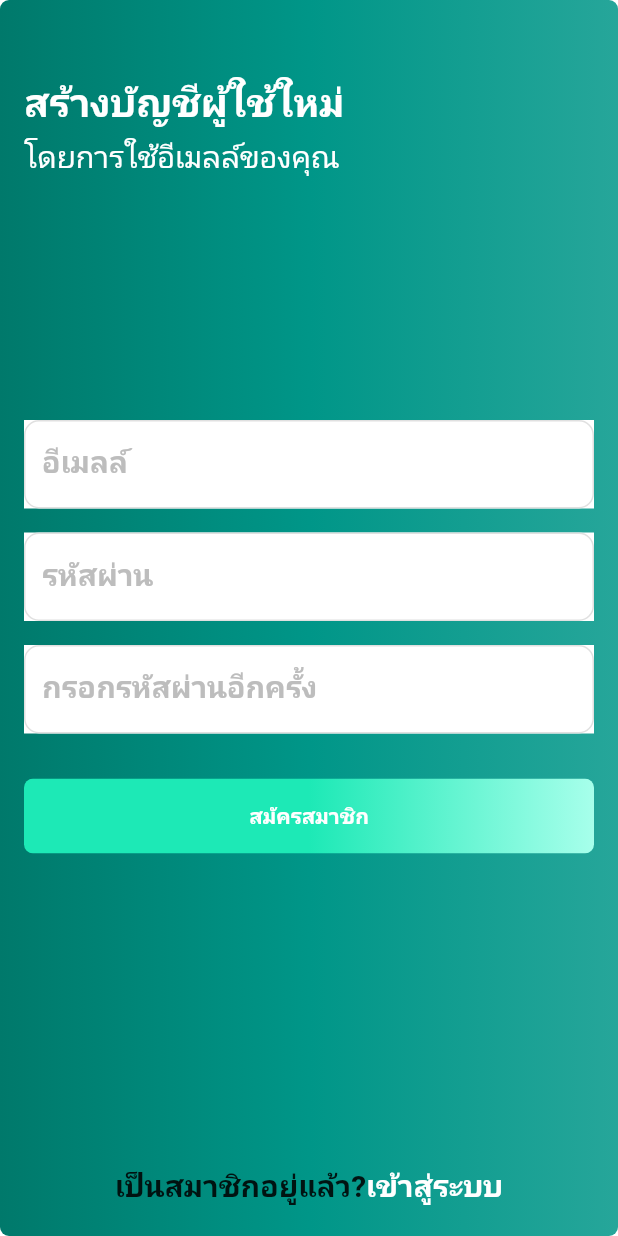
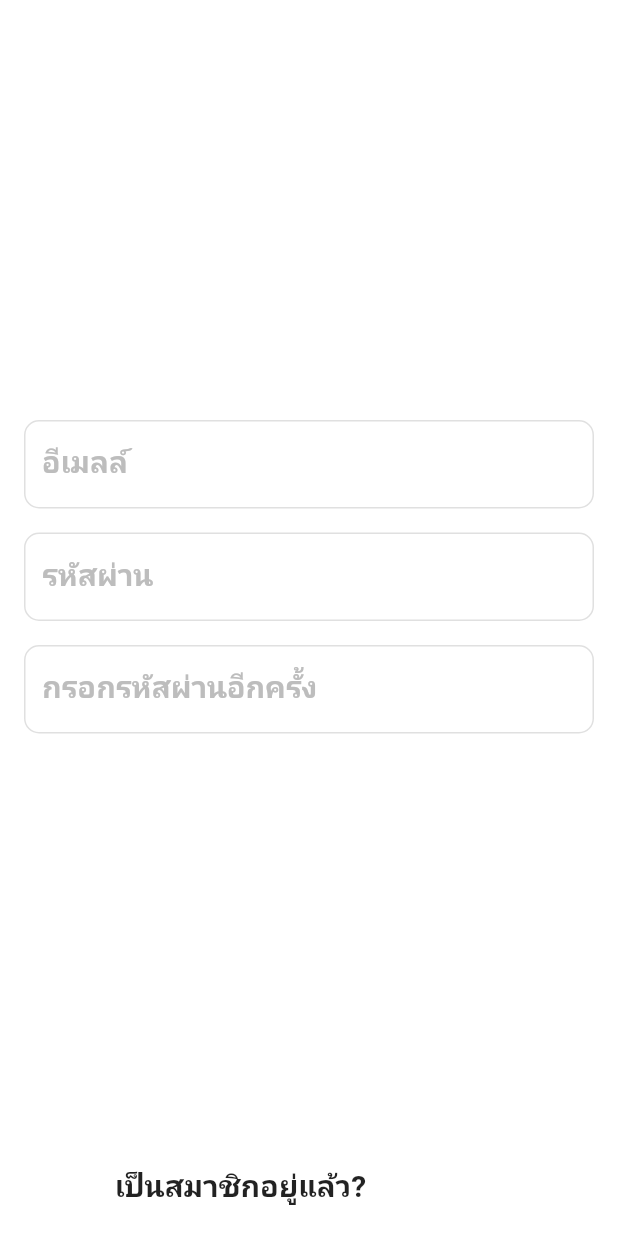
Before and after one commit to kavviiv/Flutter-FirebasetTest, a Flutter app: the SignUp screen opened directly, on a phone screen of 412 x 824 dp. Run offline on Flutter 3.47's test engine with Material 2 defaults, Android fonts, the phone set to English and light mode, and no system bars; our stand-ins replace firebase_auth; accounts and stored records are empty.

Commit message:
Update SignUp.dart

```diff
--- a/lib/Screens/SignUp.dart
+++ b/lib/Screens/SignUp.dart
@@ -26,18 +26,7 @@ class _SignUpState extends State<SignUp>{
       backgroundColor: Colors.white,
       body: SafeArea(
         child: Container(
-          decoration: BoxDecoration(
-                          borderRadius: BorderRadius.circular(6),
-                          gradient: LinearGradient(
-                            begin: Alignment.centerLeft,
-                            end: Alignment.centerRight,
-                            colors: [
-                              Color(0xff00796b),
-                              Color(0xff009688),
-                              Color(0xff26a69a),
-                            ],
-                          ),
-                        ),
+
           padding: EdgeInsets.only(left: 16,right: 16),
           child: Column(
             mainAxisAlignment: MainAxisAlignment.spaceBetween,
@@ -128,18 +117,7 @@ class _SignUpState extends State<SignUp>{
                         borderRadius: BorderRadius.circular(6),
                       ),
                       child: Ink(
-                        decoration: BoxDecoration(
-                          gradient: LinearGradient(
-                            begin: Alignment.centerLeft,
-                            end: Alignment.centerRight,
-                            colors: [
-                              Color(0xff1de9b6),
-                              Color(0xff1de9b6),
-                              Color(0xffa7ffeb),
-                            ],
-                          ),
-                          borderRadius: BorderRadius.circular(6),
-                        ),
+
                         child: Container(
                           alignment: Alignment.center,
                           constraints: BoxConstraints(minHeight: 50,maxWidth: double.infinity),
```
